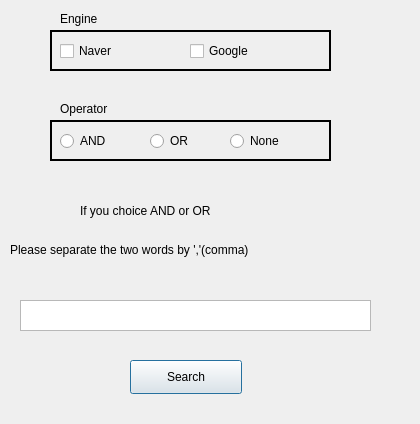
Old version of the form crawling.ui in the repository AICT-CVAI/News_keyword_crawling.
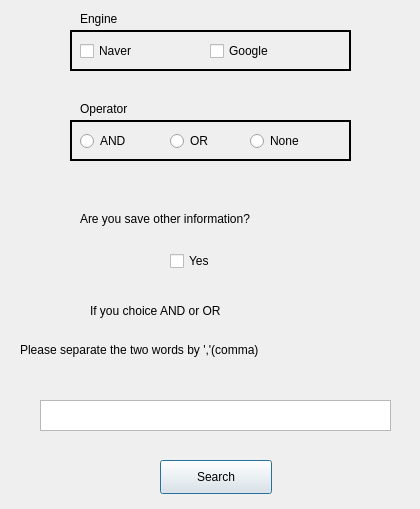
New version of the form.

```diff
--- a/crawling.ui
+++ b/crawling.ui
@@ -7,7 +7,7 @@
     <x>0</x>
     <y>0</y>
     <width>420</width>
-    <height>424</height>
+    <height>509</height>
    </rect>
   </property>
   <property name="windowTitle">
@@ -16,8 +16,8 @@
   <widget class="QPushButton" name="Search">
    <property name="geometry">
     <rect>
-     <x>130</x>
-     <y>360</y>
+     <x>160</x>
+     <y>460</y>
      <width>112</width>
      <height>34</height>
     </rect>
@@ -29,8 +29,8 @@
   <widget class="QTextEdit" name="textEdit">
    <property name="geometry">
     <rect>
-     <x>20</x>
-     <y>300</y>
+     <x>40</x>
+     <y>400</y>
      <width>351</width>
      <height>31</height>
     </rect>
@@ -39,7 +39,7 @@
   <widget class="QLabel" name="label">
    <property name="geometry">
     <rect>
-     <x>60</x>
+     <x>80</x>
      <y>10</y>
      <width>77</width>
      <height>18</height>
@@ -52,7 +52,7 @@
   <widget class="QFrame" name="frame">
    <property name="geometry">
     <rect>
-     <x>50</x>
+     <x>70</x>
      <y>30</y>
      <width>281</width>
      <height>41</height>
@@ -94,7 +94,7 @@
   <widget class="QLabel" name="label_2">
    <property name="geometry">
     <rect>
-     <x>60</x>
+     <x>80</x>
      <y>100</y>
      <width>77</width>
      <height>18</height>
@@ -107,7 +107,7 @@
   <widget class="QRadioButton" name="radioButton3">
    <property name="geometry">
     <rect>
-     <x>60</x>
+     <x>80</x>
      <y>130</y>
      <width>71</width>
      <height>22</height>
@@ -120,7 +120,7 @@
   <widget class="QRadioButton" name="radioButton4">
    <property name="geometry">
     <rect>
-     <x>150</x>
+     <x>170</x>
      <y>130</y>
      <width>71</width>
      <height>22</height>
@@ -133,7 +133,7 @@
   <widget class="QFrame" name="frame_2">
    <property name="geometry">
     <rect>
-     <x>50</x>
+     <x>70</x>
      <y>120</y>
      <width>281</width>
      <height>41</height>
@@ -149,7 +149,7 @@
   <widget class="QRadioButton" name="radioButton5">
    <property name="geometry">
     <rect>
-     <x>230</x>
+     <x>250</x>
      <y>130</y>
      <width>81</width>
      <height>22</height>
@@ -162,8 +162,8 @@
   <widget class="QLabel" name="label_3">
    <property name="geometry">
     <rect>
-     <x>80</x>
-     <y>200</y>
+     <x>90</x>
+     <y>300</y>
      <width>251</width>
      <height>21</height>
     </rect>
@@ -175,8 +175,8 @@
   <widget class="QLabel" name="label_4">
    <property name="geometry">
     <rect>
-     <x>10</x>
-     <y>240</y>
+     <x>20</x>
+     <y>340</y>
      <width>381</width>
      <height>20</height>
     </rect>
@@ -185,6 +185,32 @@
     <string>Please separate the two words by ','(comma)</string>
    </property>
   </widget>
+  <widget class="QLabel" name="label_5">
+   <property name="geometry">
+    <rect>
+     <x>80</x>
+     <y>210</y>
+     <width>271</width>
+     <height>18</height>
+    </rect>
+   </property>
+   <property name="text">
+    <string>Are you save other information?</string>
+   </property>
+  </widget>
+  <widget class="QCheckBox" name="save_button">
+   <property name="geometry">
+    <rect>
+     <x>170</x>
+     <y>250</y>
+     <width>71</width>
+     <height>22</height>
+    </rect>
+   </property>
+   <property name="text">
+    <string>Yes</string>
+   </property>
+  </widget>
   <zorder>frame</zorder>
   <zorder>frame_2</zorder>
   <zorder>Search</zorder>
```
Left out of the diff: 2 changed lines with no effect on the pictures.
